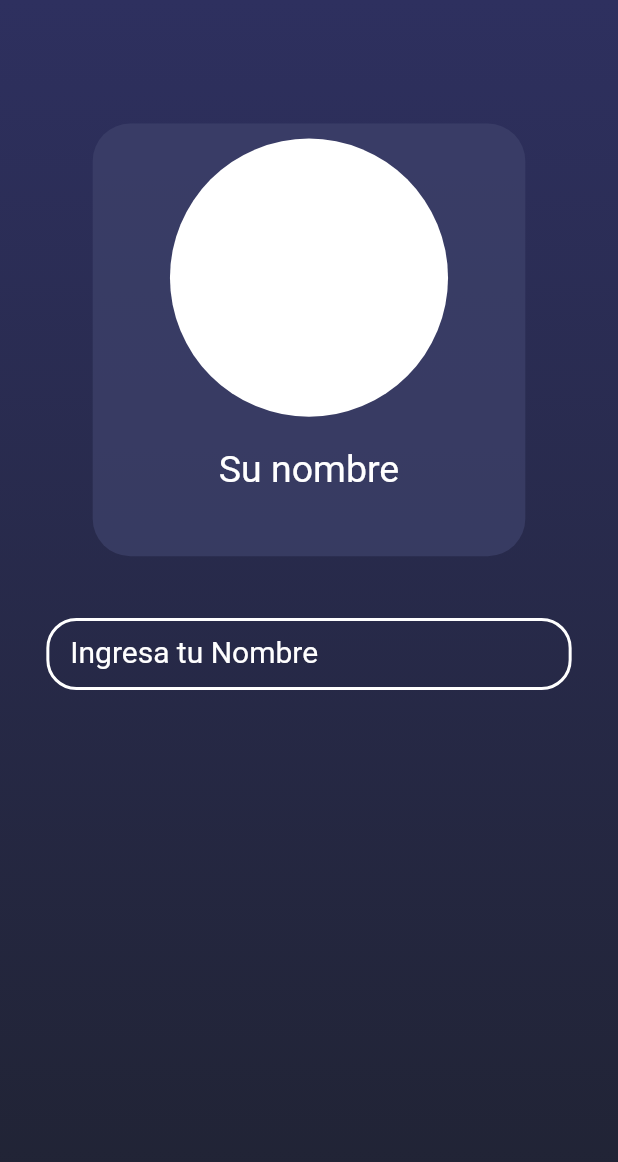
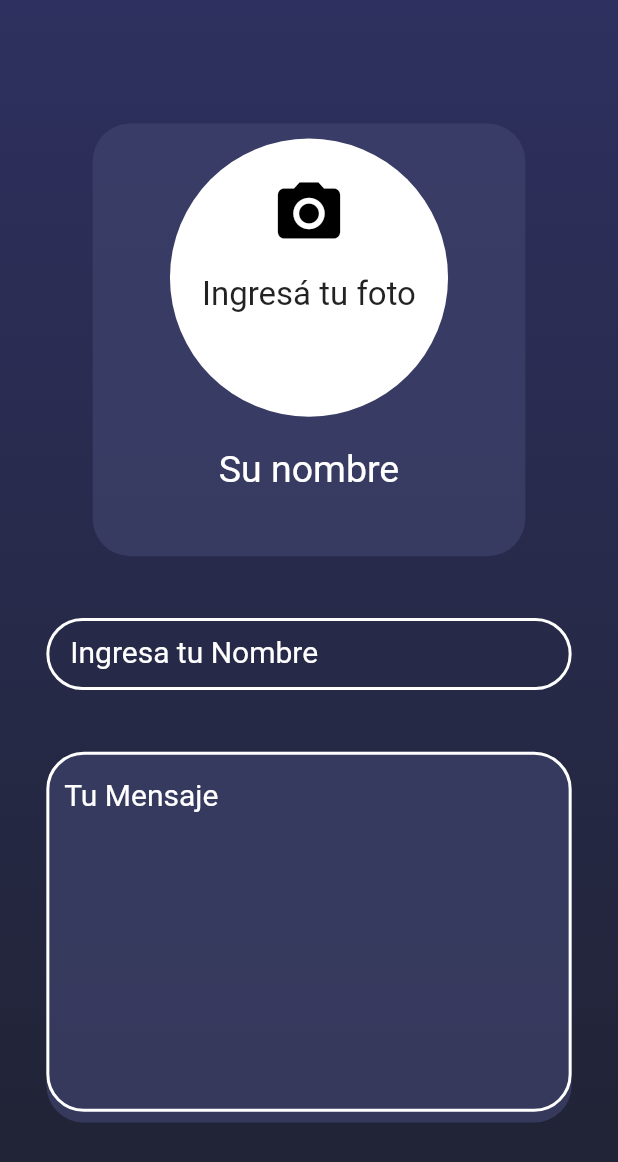
Before and after one commit to agusci21/cumple_mar_web, a Flutter app: the screen it shows after launch, on a phone screen of 412 x 824 dp. Shown: the top 1162 px of the screen. Run offline on Flutter 3.47's test engine with Material 2 defaults, Android fonts, the light colour scheme and no system bars.

Commit message:
mensaje input

```diff
--- a/lib/pages/create_card_page.dart
+++ b/lib/pages/create_card_page.dart
@@ -39,6 +39,7 @@ class _Body extends StatelessWidget {
             end: Alignment.bottomCenter
           )
         ),
+        child: SingleChildScrollView(
           child: Column(
             crossAxisAlignment: CrossAxisAlignment.center,
             mainAxisAlignment: MainAxisAlignment.start,
@@ -46,6 +47,7 @@ class _Body extends StatelessWidget {
               _DemoCard(),
               _Inputs()
             ],
+          ),
         ),
       )
     );
@@ -76,12 +78,25 @@ class _DemoCard extends StatelessWidget {
       child: Column(
         children: [
 
-          Container(
+          GestureDetector(
+            onTap: (){
+              print('acaa');
+            },
+            child: Container(
               height: sw * 0.45,
               width: sw * 0.45,
               decoration: BoxDecoration(
                 color: Colors.white,
-              borderRadius: BorderRadius.circular(100)
+                borderRadius: BorderRadius.circular(100),
+              ),
+              child: Column(
+                children: [
+                  Container(height: sh * 0.03,),
+                  Icon(Icons.camera_alt, color: Colors.black,size: 50,),
+                  Container(height: sh * 0.02,),
+                  Text('Ingresá tu foto',style: TextStyle(fontSize: 22),)
+                ],
+              ),
             ),
           ),
 
@@ -115,7 +130,104 @@ class _Inputs extends StatelessWidget {
       child: Column(
         children: [
 
-          TextFormField(
+          _NameInput(validationService: validationService),
+
+          SizedBox(height: sh * 0.05),
+
+          _EditableText(validationService: validationService)
+        ],
+      ),
+    );
+  }
+}
+
+class _EditableText extends StatelessWidget {
+  const _EditableText({
+    Key? key,
+    required this.validationService,
+  }) : super(key: key);
+
+  final ValidationService validationService;
+
+  @override
+  Widget build(BuildContext context) {
+    final validationService = Provider.of<ValidationService>(context);
+    final double sh = MediaQuery.of(context).size.height;
+    final double sw = MediaQuery.of(context).size.width;
+    return Container(
+      padding: EdgeInsets.symmetric(vertical: 0, horizontal: 0),
+      height: sh * 0.3,
+      width: sw * 0.9,
+      decoration: BoxDecoration(
+        color: Color.fromRGBO(62, 66, 107, 0.7),
+        borderRadius: BorderRadius.circular(25)
+      ),
+      child: TextFormField(
+        onChanged: (value){
+          validationService.setMessaje(value);
+          print(validationService.messaje);
+        },
+        controller: validationService.messajeController,
+        maxLines: 10,
+        cursorColor: Colors.white,
+        style: TextStyle(
+          color: Colors.white,
+          fontSize: 17
+        ),
+        decoration: InputDecoration(
+          alignLabelWithHint: true,
+          labelText: 'Tu Mensaje',
+          hintStyle: TextStyle(
+            color: Colors.white,
+            fontSize: 19
+          ),
+          labelStyle: TextStyle(
+            color: Colors.white,
+            fontSize: 20
+          ),
+
+          enabledBorder: OutlineInputBorder(
+            borderRadius: BorderRadius.circular(25),
+           borderSide: BorderSide(
+              width: 2,
+              color: Colors.white
+          )
+        ),
+
+        focusedBorder: OutlineInputBorder(
+          borderSide: BorderSide(
+            width: 2,
+            color: Colors.white
+          )
+         ),
+        ),
+      )
+    );
+  }
+}
+
+class Buttoms extends StatelessWidget {
+  const Buttoms({Key? key}) : super(key: key);
+
+  @override
+  Widget build(BuildContext context) {
+    return Container(
+      child: null,
+    );
+  }
+}
+
+class _NameInput extends StatelessWidget {
+  const _NameInput({
+    Key? key,
+    required this.validationService,
+  }) : super(key: key);
+
+  final ValidationService validationService;
+
+  @override
+  Widget build(BuildContext context) {
+    return TextFormField(
       maxLines: 1,
       autovalidateMode: AutovalidateMode.onUserInteraction,
       cursorColor: Colors.white,
@@ -126,7 +238,7 @@ class _Inputs extends StatelessWidget {
       decoration: InputDecoration(
         contentPadding: EdgeInsets.symmetric(horizontal: 16),
         enabledBorder: OutlineInputBorder(
-                borderRadius: BorderRadius.circular(20),
+          borderRadius: BorderRadius.circular(100),
           borderSide: BorderSide(
             width: 2,
             color: Colors.white
@@ -140,7 +252,6 @@ class _Inputs extends StatelessWidget {
         ),
         labelText: 'Ingresa tu Nombre',
         labelStyle: TextStyle(color: Colors.white, fontSize: 20),
-              //hintText: 'Ingresa tu Nombre',
         hintStyle: TextStyle(color: Colors.white),
         fillColor: Colors.white,
         hoverColor: Colors.white
@@ -148,9 +259,6 @@ class _Inputs extends StatelessWidget {
       onChanged: (value){
         validationService.setName(value);
       },
-          )
-        ],
-      ),
     );
   }
 }
--- a/lib/pages/home_page.dart
+++ b/lib/pages/home_page.dart
@@ -47,7 +47,7 @@ class _HappyBirthDayText extends StatelessWidget {
         angle: -0.5,
         child: Container(
           child: Text(
-            '      Feliz   \n    Cumpleaños     \n  Martina Rigoti Quel',
+            '      Feliz   \n    Cumpleaños     \n  Martina Rigotti Quel',
             style: TextStyle(
               color: Colors.white,
               fontSize: 50,
--- a/lib/services/validations_service.dart
+++ b/lib/services/validations_service.dart
@@ -4,8 +4,9 @@ class ValidationService extends ChangeNotifier{
 
   GlobalKey<FormState> createCardKey = GlobalKey<FormState>();
   TextEditingController nameController = TextEditingController();
+  TextEditingController messajeController = TextEditingController();
   String? name;
-  String patern = '[ ]';
+  String? messaje;
   void setName (String value){
     name = value;
     if(value.isEmpty || value == '' || value == ' ' || value == '  '){
@@ -14,4 +15,11 @@ class ValidationService extends ChangeNotifier{
     notifyListeners();
   }
 
+  void setMessaje (String value){
+    messaje = value;
+    if(value.isEmpty || value == '' || value == ' ' || value == '  '){
+      messaje = 'Por favor, Ingresá un mensaje';
+    }
+  }
+
 }
```
Lines whose indentation alone changed are shown as unchanged.
